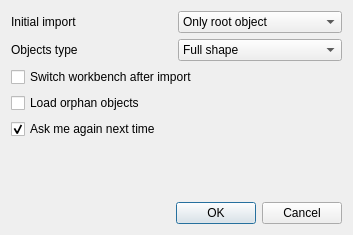
Qt form ui/dialogImport.ui (yorikvanhavre/FreeCAD-NativeIFC) before a commit.
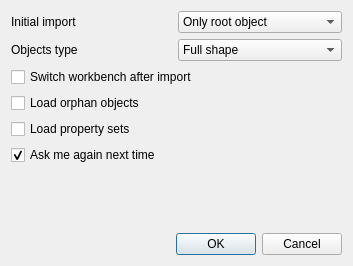
The same form after that commit.

```diff
--- a/ui/dialogImport.ui
+++ b/ui/dialogImport.ui
@@ -7,7 +7,7 @@
     <x>0</x>
     <y>0</y>
     <width>353</width>
-    <height>235</height>
+    <height>266</height>
    </rect>
   </property>
   <property name="windowTitle">
@@ -99,6 +99,13 @@
      </property>
     </widget>
    </item>
+   <item>
+    <widget class="QCheckBox" name="checkLoadPsets">
+     <property name="text">
+      <string>Load property sets</string>
+     </property>
+    </widget>
+   </item>
    <item>
     <widget class="QCheckBox" name="checkAskAgain">
      <property name="toolTip">
```
